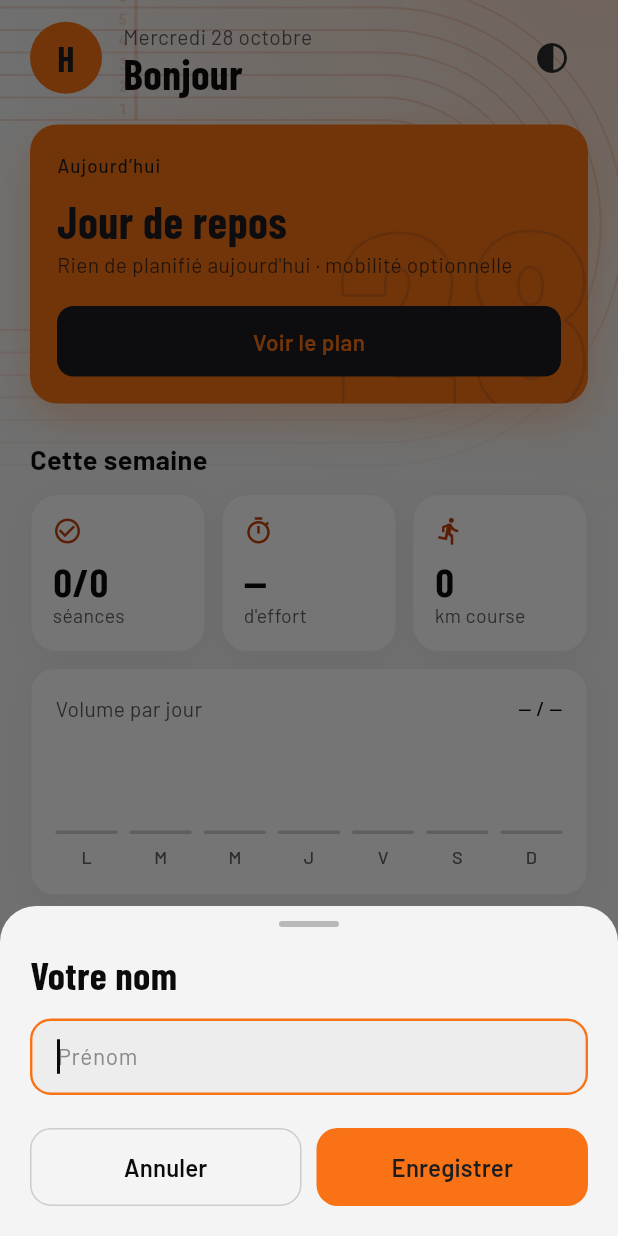
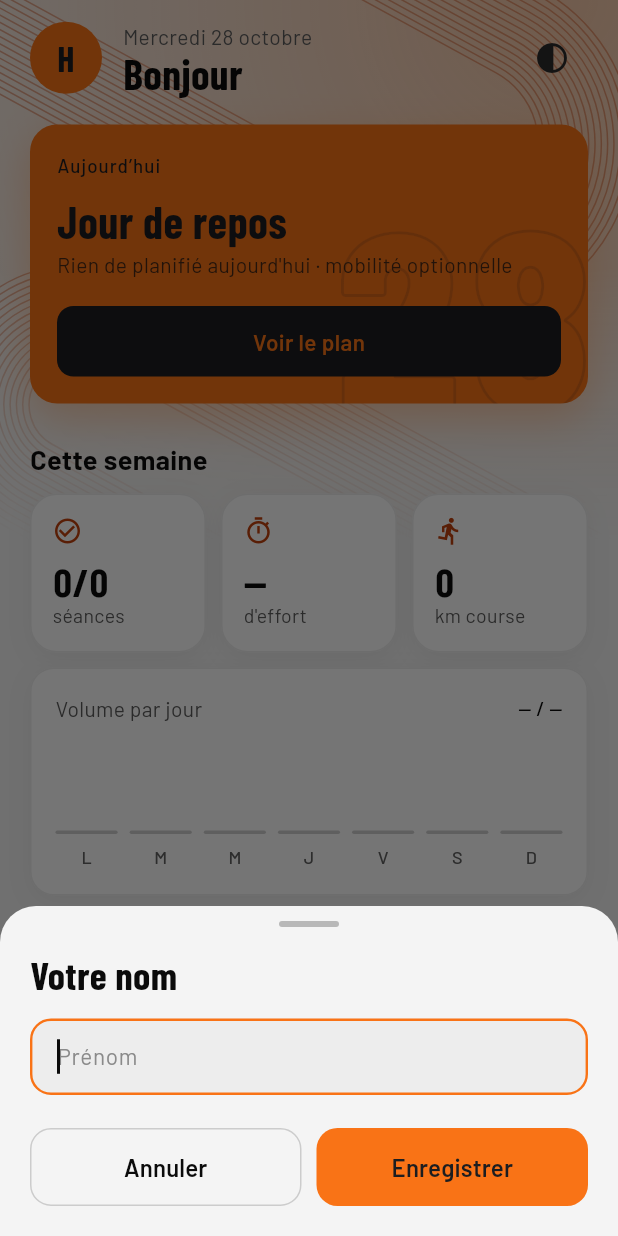
Before and after one commit to lucaslle/SportApp, a Flutter app: the screen it shows after launch, after a tap on an icon or button, on a phone screen of 412 x 824 dp. Run offline on Flutter 3.47's test engine with Material 3 defaults, Android fonts, the phone set to English and light mode, and no system bars; our stand-ins replace file_picker, flutter_map, flutter_riverpod, flutter_secure_storage, google_fonts, latlong2.

Commit message:
Fond en faisceaux de lignes fines et halo d'accent plus présent

```diff
--- a/fitness_tracker/lib/widgets/motion.dart
+++ b/fitness_tracker/lib/widgets/motion.dart
@@ -4,46 +4,43 @@ import 'package:flutter/material.dart';
 
 import '../theme/app_theme.dart';
 
-/// Couloirs d'une piste d'athlé (ligne droite puis virage), numérotés, avec la ligne de départ.
+/// Faisceaux de lignes fines et parallèles en épingle, comme le virage d'une piste.
 class TrackPainter extends CustomPainter {
   const TrackPainter({required this.color});
 
   final Color color;
 
-  static const _lanes = 6;
-  static const _laneWidth = 15.0;
+  static const _lines = 16;
+  static const _gap = 4.2;
 
   @override
   void paint(Canvas canvas, Size size) {
     final paint = Paint()
       ..color = color
       ..style = PaintingStyle.stroke
-      ..strokeWidth = 1.3;
-    final center = Offset(size.width * .62, 150);
-    const inner = 70.0;
-    for (var lane = 0; lane <= _lanes; lane++) {
-      final radius = inner + lane * _laneWidth;
-      final path = Path()
-        ..moveTo(-10, center.dy - radius)
-        ..lineTo(center.dx, center.dy - radius)
-        ..arcToPoint(Offset(center.dx, center.dy + radius), radius: Radius.circular(radius))
-        ..lineTo(-10, center.dy + radius);
-      canvas.drawPath(path, paint);
+      ..strokeWidth = 1;
+    // Deux virages parallèles qui ne se croisent pas : un grand à droite, un petit à gauche.
+    _ribbon(canvas, paint, Offset(size.width * .74, 96), .5, 54);
+    _ribbon(canvas, paint, Offset(size.width * .12, 270), math.pi + .5, 30);
   }
-    // Ligne de départ et numéros de couloir sur la ligne droite du haut.
-    final startX = size.width * .22;
-    final top = center.dy - inner - _lanes * _laneWidth;
-    canvas.drawLine(Offset(startX, top), Offset(startX, center.dy - inner), paint..strokeWidth = 2.4);
-    for (var lane = 0; lane < _lanes; lane++) {
-      final label = TextPainter(
-        text: TextSpan(
-          text: '${_lanes - lane}',
-          style: AppText.display(size: 11, color: color),
-        ),
-        textDirection: TextDirection.ltr,
-      )..layout();
-      label.paint(canvas, Offset(startX - label.width - 6, top + lane * _laneWidth + (_laneWidth - label.height) / 2));
+
+  /// Lignes droites qui font demi-tour autour de [bend], le faisceau orienté de [angle] radians.
+  void _ribbon(Canvas canvas, Paint paint, Offset bend, double angle, double inner) {
+    canvas.save();
+    canvas.translate(bend.dx, bend.dy);
+    canvas.rotate(angle);
+    for (var line = 0; line < _lines; line++) {
+      final radius = inner + line * _gap;
+      canvas.drawPath(
+        Path()
+          ..moveTo(-900, -radius)
+          ..lineTo(0, -radius)
+          ..arcToPoint(Offset(0, radius), radius: Radius.circular(radius))
+          ..lineTo(-900, radius),
+        paint,
+      );
     }
+    canvas.restore();
   }
 
   @override
@@ -63,13 +60,15 @@ class SportBackdrop extends StatelessWidget {
       child: SizedBox(
         height: height,
         width: double.infinity,
+        // Les faisceaux débordent du cadre : on les coupe au bord du fond.
+        child: ClipRect(
           child: ShaderMask(
             blendMode: BlendMode.dstIn,
             shaderCallback: (rect) => const LinearGradient(
               begin: Alignment.topCenter,
               end: Alignment.bottomCenter,
               colors: [Colors.white, Colors.white, Colors.transparent],
-            stops: [0, .45, 1],
+              stops: [0, .5, 1],
             ).createShader(rect),
             child: Stack(
               fit: StackFit.expand,
@@ -77,18 +76,22 @@ class SportBackdrop extends StatelessWidget {
                 DecoratedBox(
                   decoration: BoxDecoration(
                     gradient: RadialGradient(
-                    center: const Alignment(.9, -1.1),
-                    radius: 1.1,
-                    colors: [AppColors.accent.withValues(alpha: dark ? .22 : .2), AppColors.accent.withValues(alpha: 0)],
+                      center: const Alignment(.8, -1),
+                      radius: 1.5,
+                      colors: [
+                        AppColors.accent.withValues(alpha: dark ? .38 : .34),
+                        AppColors.accent.withValues(alpha: 0)
+                      ],
                     ),
                   ),
                 ),
                 RepaintBoundary(
                   child: CustomPaint(
-                  painter: TrackPainter(color: AppColors.accentText.withValues(alpha: dark ? .14 : .16)),
+                    painter: TrackPainter(color: AppColors.accentText.withValues(alpha: dark ? .45 : .4)),
                   ),
                 ),
               ],
+            ),
           ),
         ),
       ),
```
Lines whose indentation alone changed are shown as unchanged.
